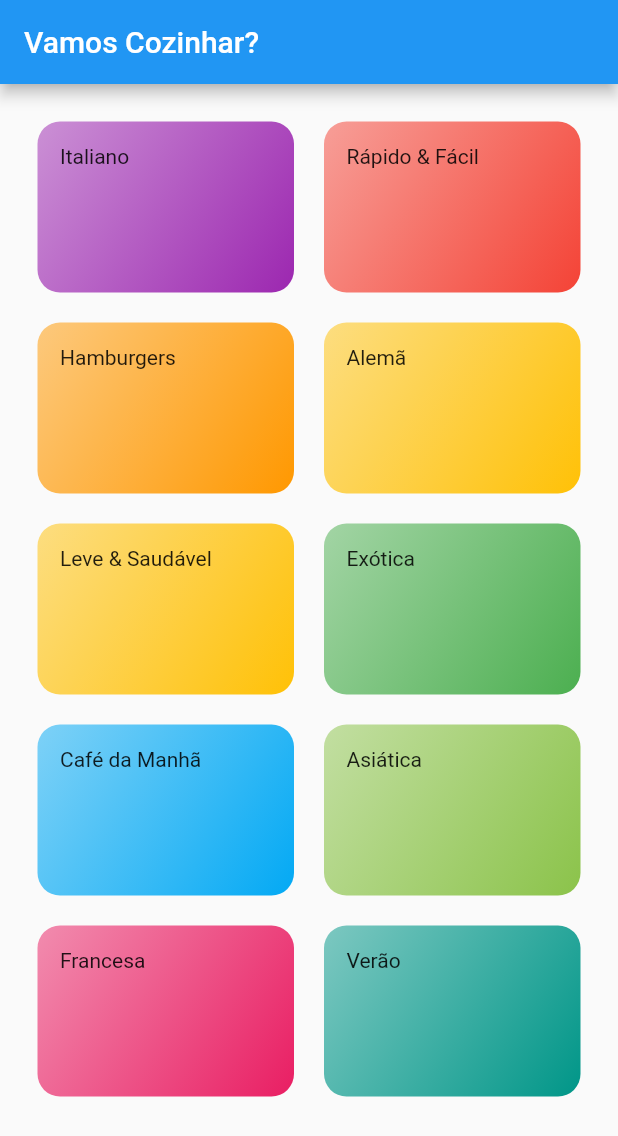
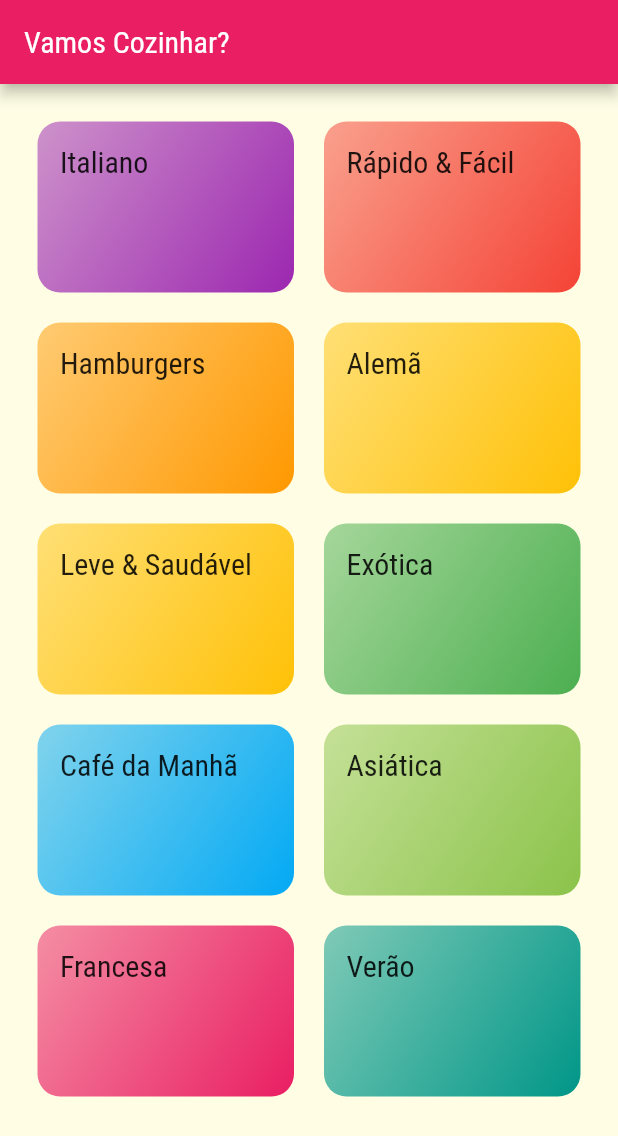
Before and after one commit to maxswell-yoo/Meals-Shop-APP, a Flutter app: the screen it shows after launch, on a phone screen of 412 x 824 dp. Shown: the top 1136 px of the screen. Run offline on Flutter 3.47's test engine with Material 2 defaults, Android fonts, the phone set to English and light mode, and no system bars.

Commit message:
Adicionando Themas e estilização

```diff
--- a/lib/components/category_item.dart
+++ b/lib/components/category_item.dart
@@ -23,7 +23,10 @@ class CategoryItem extends StatelessWidget {
           end: Alignment.bottomRight
         )
       ),
-      child: Text(category!.title!),
+      child: Text(
+        category!.title!,
+        style: Theme.of(context).textTheme.titleLarge,
+      ),
     );
   }
 }
--- a/lib/main.dart
+++ b/lib/main.dart
@@ -8,15 +8,23 @@ class MyApp extends StatelessWidget {
 
   @override
   Widget build(BuildContext context) {
-    final ThemeData tema = ThemeData();
     return MaterialApp(
       title: 'Vamos Cozinhar?',
-      theme: tema.copyWith(
-        colorScheme: tema.colorScheme.copyWith(
-          primary: Colors.blue,
-          secondary: const Color.fromARGB(255, 111, 180, 236)
-        )
+      theme: ThemeData(
+        colorScheme: ColorScheme.fromSwatch().copyWith(
+          primary: Colors.pink,
+          secondary: Colors.amber
+        ),
+        canvasColor: const Color.fromRGBO(255, 254, 229, 1),
+        fontFamily: 'Raleway',
+        textTheme: ThemeData.light().textTheme.copyWith(
+              titleLarge: const TextStyle(
+                fontSize: 20,
+                fontFamily: 'RobotoCondensed',
+              ),
+            ),
       ),
+
       home: const CategoriesScreen(),
     );
   }
```
